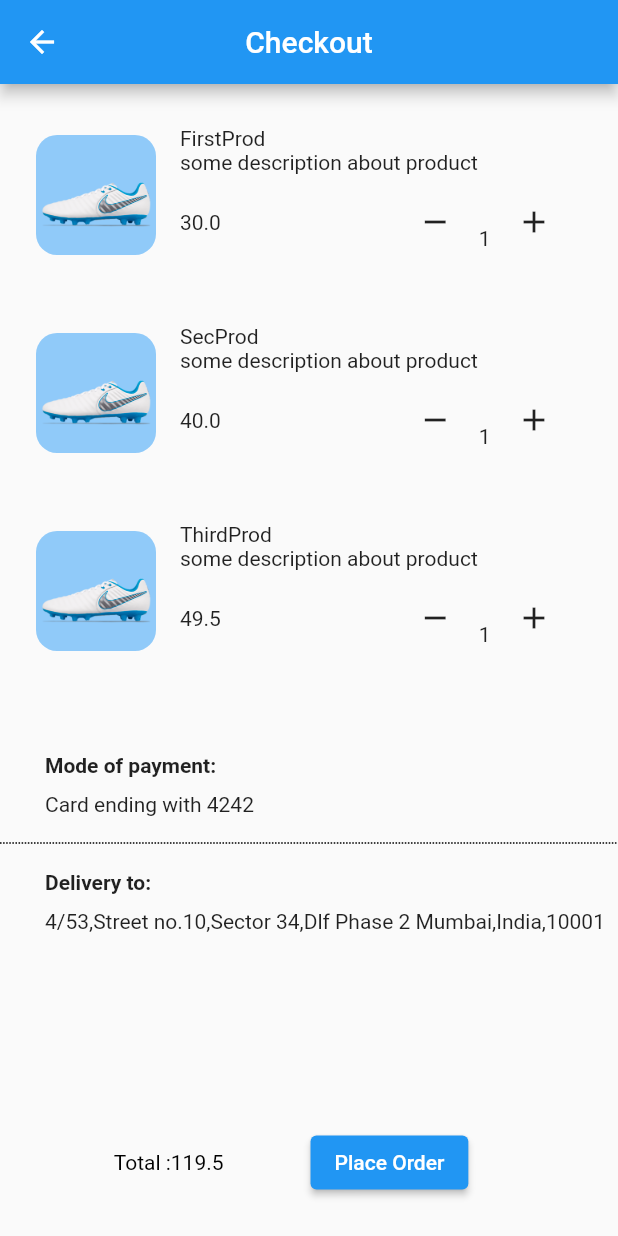
After one commit to jbsolutions2008/flutter_ecommerce_ui, a Flutter app: the CheckoutView screen opened by its route, after a tap on the "remove" icon, on a phone screen of 412 x 824 dp. The commit adds this screen. Run offline on Flutter 3.47's test engine with Material 2 defaults, Android fonts, the phone set to English and light mode, and no system bars; our stand-ins replace badges, get.

Commit message:
checkout

```diff
--- a/lib/app/modules/cart/controllers/cart_controller.dart
+++ b/lib/app/modules/cart/controllers/cart_controller.dart
@@ -61,4 +61,8 @@ class CartController extends GetxController {
   void updateItem(int pos, Product product) {
     cartItems[pos] = product;
   }
+
+  void clearAll() {
+    cartItems.clear();
+  }
 }
--- a/lib/app/modules/cart/views/cart_view.dart
+++ b/lib/app/modules/cart/views/cart_view.dart
@@ -3,6 +3,7 @@ import 'dart:math';
 import 'package:flutter/material.dart';
 import 'package:get/get.dart';
 import 'package:getx_demo_project/app/modules/cart/model/product.dart';
+import 'package:getx_demo_project/app/routes/app_pages.dart';
 
 import '../controllers/cart_controller.dart';
 
@@ -65,8 +66,10 @@ class CartView extends GetView<CartController> {
                                           mainAxisAlignment:
                                               MainAxisAlignment.spaceBetween,
                                           children: <Widget>[
-                                            Text(controller
-                                                .cartItems[index].price
+                                            Text((controller.cartItems[index]
+                                                        .price *
+                                                    controller
+                                                        .cartItems[index].qty)
                                                 .toString()),
                                             Padding(
                                               padding:
@@ -137,16 +140,23 @@ class CartView extends GetView<CartController> {
                     Padding(
                       padding: const EdgeInsets.all(8.0),
                       child: Center(
-                          child: Obx(() => Text(
-                              "Total :" + controller.totalPrice.toString(),
-                            style: TextStyle(color: Colors.black),
-                          ),
-                          )),
+                          child: Obx(
+                        () => Text(
+                          "Total :" + controller.totalPrice.toString(),
+                          style: TextStyle(color: Colors.black),
+                        ),
+                      )),
                     ),
-                    SizedBox(width: 50,),
-                    Obx(()=>controller.count>0?ElevatedButton(onPressed: (){
-                    }, child:Text("Checkout")):SizedBox())
-
+                    SizedBox(
+                      width: 50,
+                    ),
+                    Obx(() => controller.count > 0
+                        ? ElevatedButton(
+                            onPressed: () {
+                              Get.offNamed(Routes.CHECKOUT);
+                            },
+                            child: Text("Place Order"))
+                        : SizedBox())
                   ],
                 )),
           )),
@@ -154,7 +164,7 @@ class CartView extends GetView<CartController> {
             child: Icon(Icons.add),
             onPressed: () {
               {
-                var  product = Product(
+                var product = Product(
                     id: Random().nextInt(1000),
                     productName: "Nike",
                     productImage: "asa",
@@ -169,6 +179,4 @@ class CartView extends GetView<CartController> {
       ),
     );
   }
-
-
 }
--- /dev/null
+++ b/lib/app/modules/checkout/bindings/checkout_binding.dart
@@ -0,0 +1,12 @@
+import 'package:get/get.dart';
+
+import '../controllers/checkout_controller.dart';
+
+class CheckoutBinding extends Bindings {
+  @override
+  void dependencies() {
+    Get.lazyPut<CheckoutController>(
+      () => CheckoutController(),
+    );
+  }
+}
--- /dev/null
+++ b/lib/app/modules/checkout/controllers/checkout_controller.dart
@@ -0,0 +1,18 @@
+import 'package:get/get.dart';
+
+class CheckoutController extends GetxController {
+  final count = 0.obs;
+  @override
+  void onInit() {
+    super.onInit();
+  }
+
+  @override
+  void onReady() {
+    super.onReady();
+  }
+
+  @override
+  void onClose() {}
+  void increment() => count.value++;
+}
--- /dev/null
+++ b/lib/app/modules/checkout/views/checkout_view.dart
@@ -0,0 +1,317 @@
+import 'package:flutter/material.dart';
+
+import 'package:get/get.dart';
+import 'package:getx_demo_project/app/modules/cart/controllers/cart_controller.dart';
+import 'package:getx_demo_project/app/routes/app_pages.dart';
+
+import '../controllers/checkout_controller.dart';
+
+class CheckoutView extends GetView<CheckoutController> {
+  var cartItem = Get.put(CartController());
+
+  @override
+  Widget build(BuildContext context) {
+    return Scaffold(
+      appBar: AppBar(
+        title: Text('Checkout'),
+        centerTitle: true,
+      ),
+      body: Obx(
+        () => SingleChildScrollView(
+          child: Column(
+            children: [
+              cartItem.count > 0
+                  ? ListView.builder(
+                      shrinkWrap: true,
+                      itemCount: cartItem.count,
+                      itemBuilder: (context, index) {
+                        var item = cartItem.cartItems[index];
+                        return Dismissible(
+                            key: ObjectKey(item.id),
+                            onDismissed: (direction) {
+                              cartItem.deleteItem(index);
+                            },
+                            background: Container(color: Colors.red),
+                            child: Stack(
+                              children: <Widget>[
+                                Container(
+                                  margin: EdgeInsets.only(
+                                      left: 16, right: 16, top: 16),
+                                  decoration: BoxDecoration(
+                                      borderRadius: BorderRadius.all(
+                                          Radius.circular(16))),
+                                  child: Row(
+                                    children: <Widget>[
+                                      Container(
+                                        margin: EdgeInsets.only(
+                                            right: 8,
+                                            left: 8,
+                                            top: 8,
+                                            bottom: 8),
+                                        width: 80,
+                                        height: 80,
+                                        decoration: BoxDecoration(
+                                            borderRadius: BorderRadius.all(
+                                                Radius.circular(14)),
+                                            color: Colors.blue.shade200,
+                                            image: DecorationImage(
+                                                image: AssetImage(
+                                                    "images/shoes_1.png"))),
+                                      ),
+                                      Expanded(
+                                        child: Container(
+                                          padding: const EdgeInsets.all(8.0),
+                                          child: Column(
+                                            mainAxisSize: MainAxisSize.max,
+                                            crossAxisAlignment:
+                                                CrossAxisAlignment.start,
+                                            children: <Widget>[
+                                              Container(
+                                                padding: EdgeInsets.only(
+                                                    right: 8, top: 4),
+                                                child: Text(item.productName,
+                                                    maxLines: 2,
+                                                    softWrap: true),
+                                              ),
+                                              Text(
+                                                item.productDescription,
+                                              ),
+                                              Container(
+                                                child: Row(
+                                                  mainAxisAlignment:
+                                                      MainAxisAlignment
+                                                          .spaceBetween,
+                                                  children: <Widget>[
+                                                    Text((cartItem
+                                                                .cartItems[
+                                                                    index]
+                                                                .price *
+                                                            cartItem
+                                                                .cartItems[
+                                                                    index]
+                                                                .qty)
+                                                        .toString()),
+                                                    Padding(
+                                                      padding:
+                                                          const EdgeInsets.all(
+                                                              8.0),
+                                                      child: Row(
+                                                        mainAxisAlignment:
+                                                            MainAxisAlignment
+                                                                .center,
+                                                        crossAxisAlignment:
+                                                            CrossAxisAlignment
+                                                                .end,
+                                                        children: <Widget>[
+                                                          IconButton(
+                                                            icon: Icon(
+                                                                Icons.remove),
+                                                            onPressed: () {
+                                                              if (item.qty >
+                                                                  1) {
+                                                                item.qty--;
+                                                                cartItem
+                                                                    .updateItem(
+                                                                        index,
+                                                                        item);
+                                                              }
+                                                            },
+                                                          ),
+                                                          Container(
+                                                            padding:
+                                                                const EdgeInsets
+                                                                    .all(5),
+                                                            child: Text(
+                                                              item.qty
+                                                                  .toString(),
+                                                            ),
+                                                          ),
+                                                          IconButton(
+                                                            icon:
+                                                                Icon(Icons.add),
+                                                            onPressed: () {
+                                                              if (item.qty >=
+                                                                  1) {
+                                                                item.qty++;
+                                                                cartItem
+                                                                    .updateItem(
+                                                                        index,
+                                                                        item);
+                                                              }
+                                                            },
+                                                          )
+                                                        ],
+                                                      ),
+                                                    )
+                                                  ],
+                                                ),
+                                              ),
+                                            ],
+                                          ),
+                                        ),
+                                        flex: 100,
+                                      )
+                                    ],
+                                  ),
+                                ),
+                              ],
+                            ));
+                      })
+                  : Center(child: Text("cart is empty.")),
+              SizedBox(height: 50),
+              Row(
+                children: [
+                  SizedBox(
+                    width: 30,
+                  ),
+                  Align(
+                    alignment: Alignment.centerLeft,
+                    // Align however you like (i.e .centerRight, centerLeft)
+                    child: Text(
+                      "Mode of payment:",
+                      style: TextStyle(fontWeight: FontWeight.bold),
+                    ),
+                  ),
+                ],
+              ),
+              SizedBox(height: 10),
+              Row(
+                children: [
+                  SizedBox(
+                    width: 30,
+                  ),
+                  Align(
+                    alignment: Alignment.centerLeft,
+                    // Align however you like (i.e .centerRight, centerLeft)
+                    child: Text("Card ending with 4242"),
+                  ),
+                ],
+              ),
+              SizedBox(height: 10),
+              dashedHorizontalLine(),
+              SizedBox(height: 10),
+              Row(
+                children: [
+                  SizedBox(
+                    width: 30,
+                  ),
+                  Align(
+                    alignment: Alignment.centerLeft,
+                    // Align however you like (i.e .centerRight, centerLeft)
+                    child: Text(
+                      "Delivery to:",
+                      style: TextStyle(fontWeight: FontWeight.bold),
+                    ),
+                  ),
+                ],
+              ),
+              SizedBox(height: 10),
+              Row(
+                children: [
+                  SizedBox(
+                    width: 30,
+                  ),
+                  Align(
+                    alignment: Alignment.centerLeft,
+                    // Align however you like (i.e .centerRight, centerLeft)
+                    child: Text(
+                        "4/53,Street no.10,Sector 34,Dlf Phase 2 Mumbai,India,10001"),
+                  ),
+                ],
+              ),
+            ],
+          ),
+        ),
+      ),
+      floatingActionButton: Row(
+        children: [
+          Expanded(
+              child: Padding(
+            padding: const EdgeInsets.all(8.0),
+            child: Container(
+                width: double.infinity,
+                height: 50,
+                decoration: new BoxDecoration(),
+                child: Row(
+                  mainAxisAlignment: MainAxisAlignment.center,
+                  children: [
+                    Padding(
+                      padding: const EdgeInsets.all(8.0),
+                      child: Center(
+                          child: Obx(
+                        () => Text(
+                          "Total :" + cartItem.totalPrice.toString(),
+                          style: TextStyle(color: Colors.black),
+                        ),
+                      )),
+                    ),
+                    SizedBox(
+                      width: 50,
+                    ),
+                    Obx(() => cartItem.count > 0
+                        ? ElevatedButton(
+                            onPressed: () {
+                              _showMyDialog(context, cartItem);
+                            },
+                            child: Text("Place Order"))
+                        : SizedBox())
+                  ],
+                )),
+          )),
+        ],
+      ),
+    );
+  }
+}
+
+Widget dashedHorizontalLine() {
+  return Row(
+    children: [
+      for (int i = 0; i < 200; i++)
+        Expanded(
+          child: Row(
+            children: [
+              Expanded(
+                child: Divider(
+                  color: Colors.black,
+                  thickness: 1,
+                ),
+              ),
+              Expanded(
+                child: Container(),
+              ),
+            ],
+          ),
+        ),
+    ],
+  );
+}
+
+Future<void> _showMyDialog(context, CartController cartItem) async {
+  return showDialog<void>(
+    context: context,
+    barrierDismissible: false, // user must tap button!
+    builder: (BuildContext context) {
+      return AlertDialog(
+        title: Text('E-commerce'),
+        content: SingleChildScrollView(
+          child: ListBody(
+            children: <Widget>[
+              Text('Your order successfully placed'),
+            ],
+          ),
+        ),
+        actions: <Widget>[
+          TextButton(
+            child: Text('OK'),
+            onPressed: () {
+              cartItem.clearAll();
+              Get.back();
+              Get.offNamed(Routes.DASHBOARD);
+            },
+          ),
+        ],
+      );
+    },
+  );
+}
--- a/lib/app/modules/forgotpassword/views/forgotpassword_view.dart
+++ b/lib/app/modules/forgotpassword/views/forgotpassword_view.dart
@@ -64,7 +64,7 @@ class ForgotpasswordView extends GetView<ForgotpasswordController> {
             TextButton(
               child: Text('OK'),
               onPressed: () {
-                Navigator.of(context).pop();
+                Get.back();
               },
             ),
           ],
--- a/lib/app/modules/offer/views/offer_view.dart
+++ b/lib/app/modules/offer/views/offer_view.dart
@@ -13,7 +13,7 @@ class OfferView extends GetView<OfferController> {
       ),
       body: Center(
         child: Text(
-          'OfferView is working',
+          'Offer',
           style: TextStyle(fontSize: 20),
         ),
       ),
--- a/lib/app/routes/app_pages.dart
+++ b/lib/app/routes/app_pages.dart
@@ -2,6 +2,8 @@ import 'package:get/get.dart';
 
 import 'package:getx_demo_project/app/modules/cart/bindings/cart_binding.dart';
 import 'package:getx_demo_project/app/modules/cart/views/cart_view.dart';
+import 'package:getx_demo_project/app/modules/checkout/bindings/checkout_binding.dart';
+import 'package:getx_demo_project/app/modules/checkout/views/checkout_view.dart';
 import 'package:getx_demo_project/app/modules/counter/bindings/counter_binding.dart';
 import 'package:getx_demo_project/app/modules/counter/views/counter_view.dart';
 import 'package:getx_demo_project/app/modules/dashboard/bindings/dashboard_binding.dart';
@@ -83,5 +85,10 @@ class AppPages {
       page: () => OfferView(),
       binding: OfferBinding(),
     ),
+    GetPage(
+      name: _Paths.CHECKOUT,
+      page: () => CheckoutView(),
+      binding: CheckoutBinding(),
+    ),
   ];
 }
--- a/lib/app/routes/app_routes.dart
+++ b/lib/app/routes/app_routes.dart
@@ -13,6 +13,7 @@ abstract class Routes {
   static const PRODUCT_DETAIL = _Paths.PRODUCT_DETAIL;
   static const COUNTER = _Paths.COUNTER;
   static const OFFER = _Paths.OFFER;
+  static const CHECKOUT = _Paths.CHECKOUT;
 }
 
 abstract class _Paths {
@@ -27,4 +28,5 @@ abstract class _Paths {
   static const PRODUCT_DETAIL = '/product-detail';
   static const COUNTER = '/counter';
   static const OFFER = '/offer';
+  static const CHECKOUT = '/checkout';
 }
```
